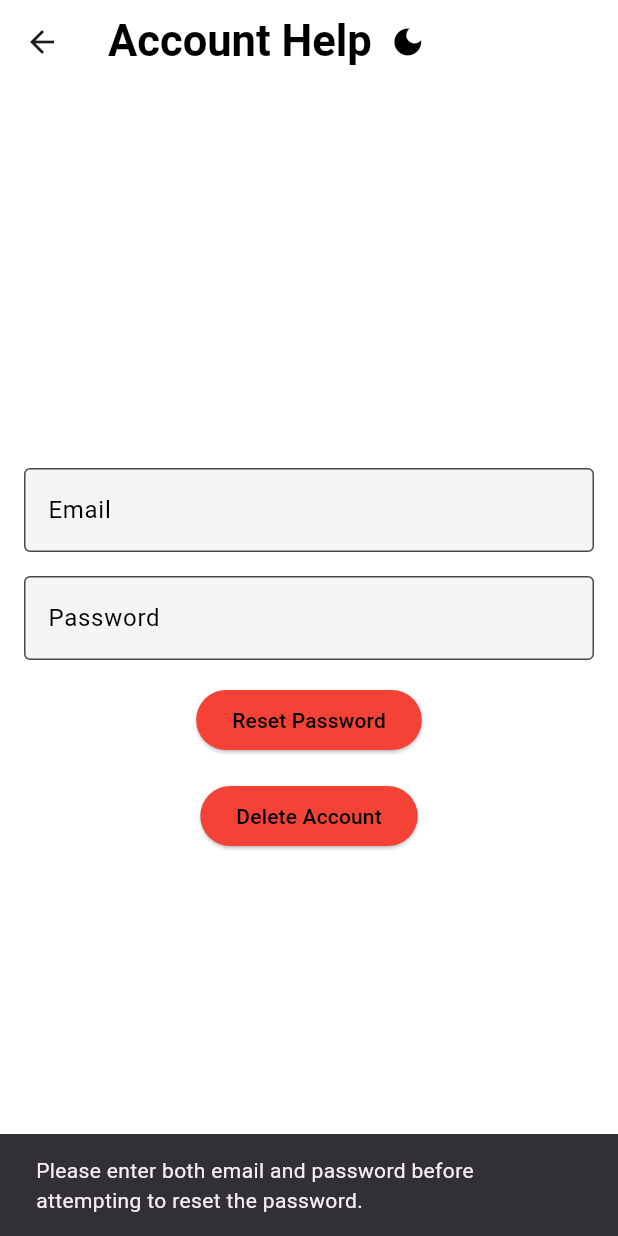
After one commit to KevinLemon112/serenity_nest, a Flutter app: the AccountHelpPage screen opened directly, after a tap on "Reset Password", on a phone screen of 412 x 824 dp. The commit adds this screen. Run offline on Flutter 3.47's test engine with Material 3 defaults, Android fonts, the light colour scheme and no system bars; our stand-ins replace audioplayers, cloud_firestore, firebase_auth, firebase_core, google_sign_in, shared_preferences; accounts and stored records are empty.

Commit message:
Latest Changes. Account Help page added

```diff
--- /dev/null
+++ b/config.json
@@ -0,0 +1,6 @@
+{
+  "KE_KEY_ALIAS": "serenitynest_key",
+  "KE_KEY_PASSWORD": "kevinserj1",
+  "KE_STORE_FILE": "serenitynest-release-key.keystore",
+  "KE_STORE_PASSWORD": "kevinserj1"
+}
--- /dev/null
+++ b/lib/Screens/account_help.dart
@@ -0,0 +1,239 @@
+import 'package:flutter/material.dart';
+import 'package:firebase_auth/firebase_auth.dart';
+import 'login_page.dart'; // Import the LoginScreen class
+import 'package:cloud_firestore/cloud_firestore.dart';
+
+class AccountHelpPage extends StatefulWidget {
+  const AccountHelpPage({Key? key}) : super(key: key);
+
+  @override
+  _AccountHelpPageState createState() => _AccountHelpPageState();
+}
+
+class _AccountHelpPageState extends State<AccountHelpPage> {
+  final TextEditingController emailController = TextEditingController();
+  final TextEditingController passwordController = TextEditingController();
+  bool isDarkMode = false;
+
+  void toggleDarkMode() {
+    setState(() {
+      isDarkMode = !isDarkMode;
+    });
+  }
+
+  Future<void> sendResetPasswordEmail() async {
+    final String email = emailController.text.trim();
+    final String password = passwordController.text.trim();
+
+    if (email.isEmpty || password.isEmpty) {
+      ScaffoldMessenger.of(context).showSnackBar(
+        const SnackBar(
+          content: Text('Please enter both email and password before attempting to reset the password.'),
+        ),
+      );
+      return; // Exit the method if email or password is empty
+    }
+
+    try {
+      // Reauthenticate the user with email and password
+      User? user = FirebaseAuth.instance.currentUser;
+      AuthCredential credential = EmailAuthProvider.credential(email: email, password: password);
+      await user?.reauthenticateWithCredential(credential);
+
+      // Check if the email exists in the Firestore users collection
+      final QuerySnapshot result = await FirebaseFirestore.instance
+          .collection('users')
+          .where('email', isEqualTo: email)
+          .get();
+
+      final List<DocumentSnapshot> documents = result.docs;
+
+      if (documents.isEmpty) {
+        // Email does not exist
+        ScaffoldMessenger.of(context).showSnackBar(
+          const SnackBar(
+            content: Text('No account found with this email.'),
+          ),
+        );
+        return;
+      }
+
+      // Email exists, send the reset password email
+      await FirebaseAuth.instance.sendPasswordResetEmail(email: email);
+      ScaffoldMessenger.of(context).showSnackBar(
+        const SnackBar(
+          content: Text('Password reset email sent. Check your email inbox.'),
+        ),
+      );
+    } catch (e) {
+      if (e is FirebaseAuthException) {
+        if (e.code == 'user-mismatch') {
+          ScaffoldMessenger.of(context).showSnackBar(
+            const SnackBar(
+              content: Text('You have been signed out. Please sign in again.'),
+            ),
+          );
+        } else if (e.code == 'invalid-credential') {
+          ScaffoldMessenger.of(context).showSnackBar(
+            const SnackBar(
+              content: Text('Invalid credential provided. Please try again.'),
+            ),
+          );
+        } else {
+          ScaffoldMessenger.of(context).showSnackBar(
+            const SnackBar(
+              content: Text('Failed to send password reset email. Please try again.'),
+            ),
+          );
+        }
+      } else {
+        ScaffoldMessenger.of(context).showSnackBar(
+          const SnackBar(
+            content: Text('An unexpected error occurred. Please try again later.'),
+          ),
+        );
+      }
+    }
+  }
+
+  Future<void> deleteAccount() async {
+    final String email = emailController.text.trim();
+    final String password = passwordController.text.trim();
+
+    if (email.isEmpty || password.isEmpty) {
+      ScaffoldMessenger.of(context).showSnackBar(
+        const SnackBar(
+          content: Text('Please enter both email and password before attempting to delete the account.'),
+        ),
+      );
+      return; // Exit the method if email or password is empty
+    }
+
+    try {
+      // Reauthenticate the user before deleting the account
+      User? user = FirebaseAuth.instance.currentUser;
+      AuthCredential credential = EmailAuthProvider.credential(email: email, password: password);
+      await user?.reauthenticateWithCredential(credential);
+
+      await user?.delete();
+      ScaffoldMessenger.of(context).showSnackBar(
+        const SnackBar(
+          content: Text('Account deleted successfully.'),
+        ),
+      );
+
+      // Navigate back to the login screen
+      Navigator.pushAndRemoveUntil(
+        context,
+        MaterialPageRoute(builder: (context) => const LoginScreen()),
+            (route) => false, // Remove all routes below the login page
+      );
+    } catch (e) {
+      if (e is FirebaseAuthException && e.code == 'invalid-credential') {
+        ScaffoldMessenger.of(context).showSnackBar(
+          const SnackBar(
+            content: Text('Incorrect password. Please try again.'),
+          ),
+        );
+      } else {
+        ScaffoldMessenger.of(context).showSnackBar(
+          const SnackBar(
+            content: Text('Failed to delete account. Please try again.'),
+          ),
+        );
+      }
+    }
+  }
+
+  @override
+  Widget build(BuildContext context) {
+    Color backgroundColor = isDarkMode ? Colors.black : Colors.white;
+    Color textColor = isDarkMode ? Colors.white : Colors.black;
+    Color buttonColor = isDarkMode ? Colors.grey.shade600 : Colors.red;
+    Color textFieldBackground = isDarkMode ? Colors.grey.shade600 : Colors.grey.shade100;
+    Color textFieldTextColor = isDarkMode ? Colors.white : Colors.black;
+    Color buttonTextColor = isDarkMode ? Colors.white : Colors.black; // Text color for buttons
+
+    return Scaffold(
+      appBar: AppBar(
+        title: Row(
+          children: [
+            Text(
+              'Account Help',
+              style: TextStyle(
+                fontSize: 29.0,
+                fontWeight: FontWeight.bold,
+                color: textColor,
+              ),
+            ),
+            IconButton(
+              onPressed: toggleDarkMode,
+              icon: Icon(
+                isDarkMode ? Icons.light_mode : Icons.dark_mode,
+                color: textColor,
+              ),
+            ),
+          ],
+        ),
+        backgroundColor: isDarkMode ? Colors.grey.shade800 : Colors.white,
+      ),
+      body: Container(
+        color: backgroundColor,
+        child: Padding(
+          padding: const EdgeInsets.all(16.0),
+          child: Column(
+            mainAxisAlignment: MainAxisAlignment.center,
+            children: <Widget>[
+              TextField(
+                controller: emailController,
+                decoration: InputDecoration(
+                  labelText: 'Email',
+                  filled: true,
+                  fillColor: textFieldBackground,
+                  border: const OutlineInputBorder(),
+                  labelStyle: TextStyle(color: textColor),
+                ),
+                style: TextStyle(color: textFieldTextColor),
+              ),
+              const SizedBox(height: 16.0),
+              TextField(
+                controller: passwordController,
+                decoration: InputDecoration(
+                  labelText: 'Password',
+                  filled: true,
+                  fillColor: textFieldBackground,
+                  border: const OutlineInputBorder(),
+                  labelStyle: TextStyle(color: textColor),
+                ),
+                obscureText: true,
+                style: TextStyle(color: textFieldTextColor),
+              ),
+              const SizedBox(height: 16.0),
+              ElevatedButton(
+                onPressed: sendResetPasswordEmail,
+                style: ElevatedButton.styleFrom(
+                  backgroundColor: buttonColor, // Button color
+                ),
+                child: Text(
+                  'Reset Password',
+                  style: TextStyle(color: buttonTextColor), // Button text color
+                ),
+              ),
+              const SizedBox(height: 16.0),
+              ElevatedButton(
+                onPressed: deleteAccount,
+                style: ElevatedButton.styleFrom(
+                  backgroundColor: isDarkMode ? Colors.grey.shade600 : Colors.red, // Button color
+                ),
+                child: Text(
+                  'Delete Account',
+                  style: TextStyle(color: buttonTextColor), // Button text color
+                ),
+              ),
+            ],
+          ),
+        ),
+      ),
+    );
+  }
+}
--- a/lib/Screens/login_page.dart
+++ b/lib/Screens/login_page.dart
@@ -3,6 +3,7 @@ import 'package:firebase_auth/firebase_auth.dart';
 import 'package:google_sign_in/google_sign_in.dart';
 import 'create_account_page.dart';
 import 'main_lobby_page.dart'; // Import the Main Lobby class
+import 'account_help.dart'; // Import the Account Help page
 
 class LoginScreen extends StatefulWidget {
   const LoginScreen({super.key});
@@ -81,34 +82,6 @@ class _LoginScreenState extends State<LoginScreen> {
       ScaffoldMessenger.of(context).showSnackBar(
         const SnackBar(
           content: Text('Failed to sign in with Google. Please try again.'),
-        ),
-      );
-    }
-  }
-
-  Future<void> sendResetPasswordEmail() async {
-    final String email = emailController.text.trim();
-
-    if (email.isEmpty) {
-      ScaffoldMessenger.of(context).showSnackBar(
-        const SnackBar(
-          content: Text('Please enter an email address in the email text box before clicking the reset password button.'),
-        ),
-      );
-      return; // Exit the method if email is empty
-    }
-
-    try {
-      await FirebaseAuth.instance.sendPasswordResetEmail(email: email);
-      ScaffoldMessenger.of(context).showSnackBar(
-        const SnackBar(
-          content: Text('Password reset email sent. Check your email inbox.'),
-        ),
-      );
-    } catch (e) {
-      ScaffoldMessenger.of(context).showSnackBar(
-        const SnackBar(
-          content: Text('Failed to send password reset email. Please try again.'),
         ),
       );
     }
@@ -211,15 +184,21 @@ class _LoginScreenState extends State<LoginScreen> {
                     ),
                   ),
                   const SizedBox(height: 16.0),
-                  // Reset password button
+                  // Account Help button
                   TextButton(
-                    onPressed: sendResetPasswordEmail,
+                    onPressed: () {
+                      // Navigate to Account Help page
+                      Navigator.push(
+                        context,
+                        MaterialPageRoute(builder: (context) => const AccountHelpPage()),
+                      );
+                    },
                     style: TextButton.styleFrom(
                       backgroundColor: isDarkMode ? Colors.grey.shade600 : Colors.red, // Button color
                       padding: const EdgeInsets.all(16.0),
                     ),
                     child: Text(
-                      'Reset Password',
+                      'Account Help',
                       style: TextStyle(color: textColor),
                     ),
                   ),
--- a/lib/Screens/main_lobby_page.dart
+++ b/lib/Screens/main_lobby_page.dart
@@ -8,7 +8,7 @@ import 'package:firebase_auth/firebase_auth.dart'; // Import FirebaseAuth for us
 import 'package:cloud_firestore/cloud_firestore.dart'; // Import Cloud Firestore for database interaction
 
 class MainLobbyPage extends StatelessWidget {
-  final String? userName; // Add this line
+  final String? userName;
 
   const MainLobbyPage({super.key, this.userName});
 
@@ -34,10 +34,9 @@ class MainLobbyPage extends StatelessWidget {
         ),
       ),
       extendBodyBehindAppBar: true, // Extend background behind app bar
-      body: Stack(
-        children: [
-          SingleChildScrollView(
-            child: Container(
+      body: Container(
+        width: double.infinity,
+        height: double.infinity,
         decoration: const BoxDecoration(
           image: DecorationImage(
             image: NetworkImage(
@@ -49,10 +48,10 @@ class MainLobbyPage extends StatelessWidget {
         child: Center(
           child: Padding(
             padding: const EdgeInsets.only(bottom: 180.0),
+            child: SingleChildScrollView(
               child: Column(
                 mainAxisAlignment: MainAxisAlignment.center,
                 children: <Widget>[
-                      // Display Welcome message and username
                   _buildWelcomeMessage(),
                   const SizedBox(height: 80),
                   ElevatedButton(
@@ -157,7 +156,6 @@ class MainLobbyPage extends StatelessWidget {
                   const SizedBox(height: 60),
                   ElevatedButton(
                     onPressed: () {
-                          // Navigate back to the login page
                       Navigator.pushAndRemoveUntil(
                         context,
                         MaterialPageRoute(builder: (context) => const LoginScreen()),
@@ -184,8 +182,6 @@ class MainLobbyPage extends StatelessWidget {
             ),
           ),
         ),
-          ),
-        ],
       ),
     );
   }
```
Also changed, not shown: pubspec.yaml (+6 -6 lines), pubspec.lock, 12 other files. Lines whose indentation alone changed are shown as unchanged.
